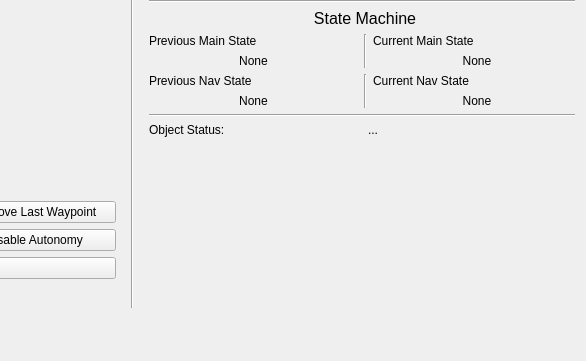
Above: mars_ws/src/autonomy/autonomy_gui.ui from BYUMarsRover/Autonomy-ROS2 before the change; both pictures show x 236 to 822 and y 261 to 622 of the 822 by 622 pixel window. Below: the same form after it.
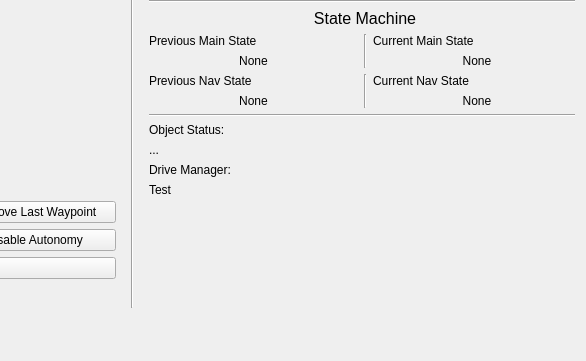
That is the form after the change.

Commit message: WIP-Got Autopilot manager callback working

The edit to the form file:
```diff
--- a/mars_ws/src/autonomy/autonomy_gui.ui
+++ b/mars_ws/src/autonomy/autonomy_gui.ui
@@ -751,7 +751,7 @@
              <layout class="QVBoxLayout" name="verticalLayout_">
               <!-- ObjDetTog status -->
               <item>
-               <layout class="QHBoxLayout" name="horizontalLayout_11">
+               <layout class="QVBoxLayout" name="verticalLayout_11">
                 <item>
                  <widget class="QLabel" name="ObjLabel">
                   <property name="text">
@@ -772,6 +772,26 @@
                   </property>
                  </widget>
                 </item>
+                <item>
+                 <widget class="QLabel" name="ObjLabel">
+                  <property name="text">
+                   <string>Drive Manager:</string>
+                  </property>
+                  <property name="alignment">
+                   <set>Qt::AlignLeft</set>
+                  </property>
+                 </widget>
+                </item>
+                <item>
+                 <widget class="QLabel" name="DriveManager">
+                  <property name="text">
+                   <string>Test</string>
+                  </property>
+                  <property name="alignment">
+                   <set>Qt::AlignLeft</set>
+                  </property>
+                 </widget>
+                </item>
                </layout>
               </item>
              </layout>
```
The commit also changes 1 other file.
